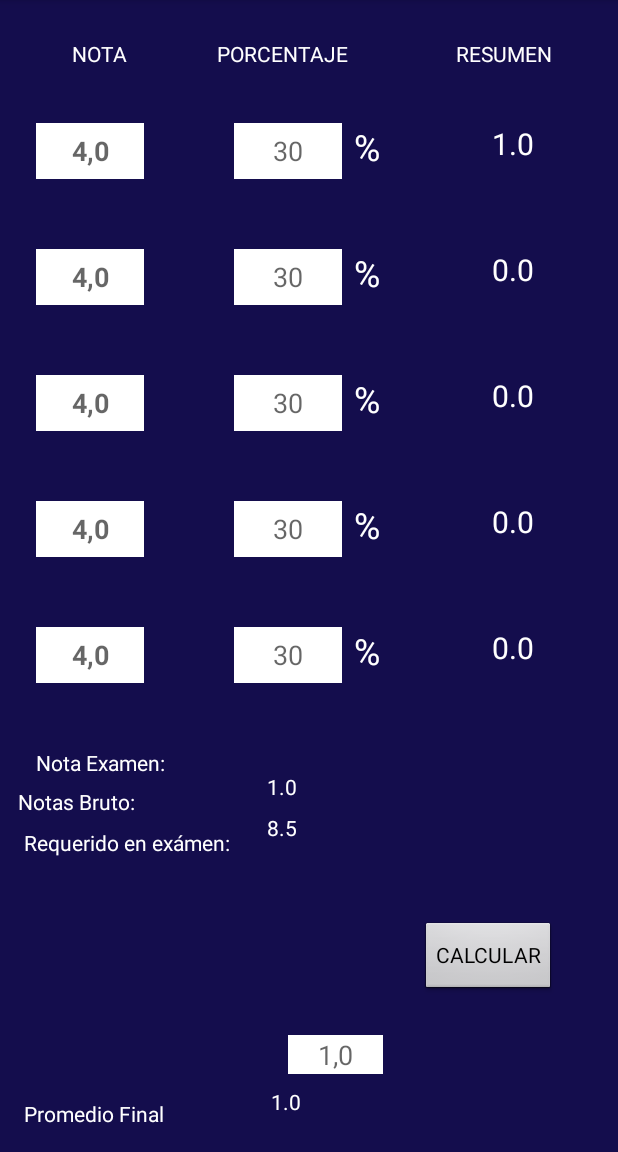
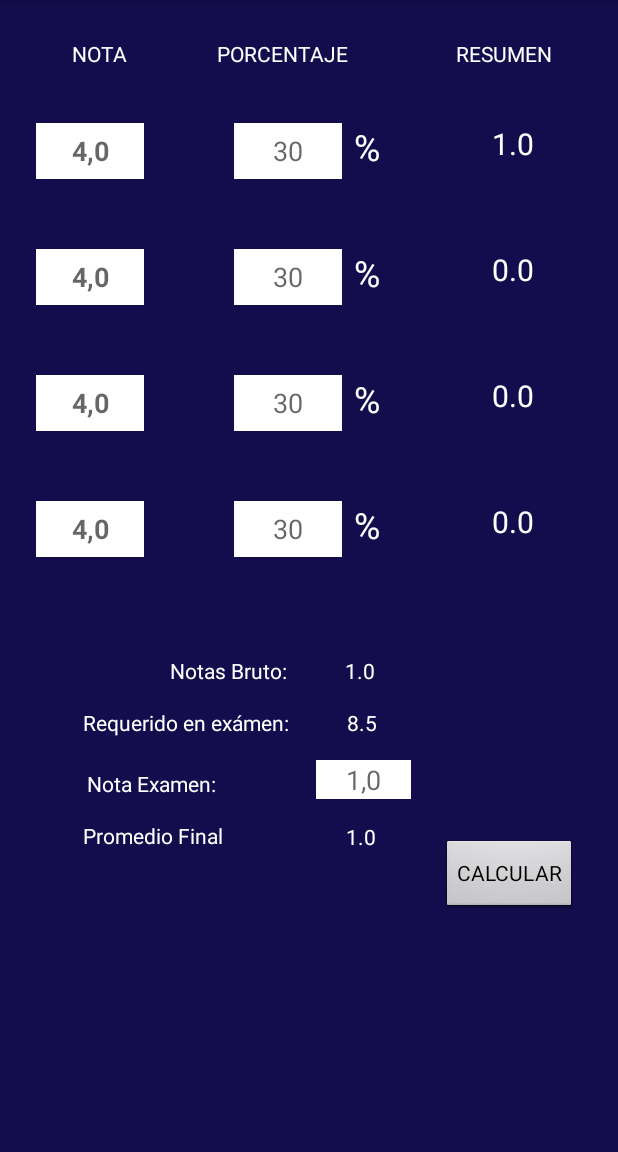
Before and after one commit to claudioFuentes36/MiPromedio, an Android app: the Calculador screen opened directly, with no data from a screen before it, after a tap on "CALCULAR", on a phone screen of 412 x 824 dp, the part 84-1236 px from its top. Run offline under Robolectric (Android 15) with nearby library versions, the phone set to English and light mode, and no system bars.

Commit message:
se finaliza la primera versión útil de la aplicación, se eliminan bug y se canalizan las utilidades en pro del usuario, queda al pendiente una página de acceso a usuarios para realizar configuraciones y otra de ayuda al usuario y créditos.

```diff
--- a/app/src/main/java/com/example/claudiofuentes/mipromedio/Calculador.java
+++ b/app/src/main/java/com/example/claudiofuentes/mipromedio/Calculador.java
@@ -21,6 +21,8 @@ public class Calculador extends AppCompatActivity {
         super.onCreate(savedInstanceState);
         setContentView(R.layout.activity_calculador);
         calcular = (Button) findViewById(R.id.btnCalcular);
+        nota[0]=1;
+        porc[0]=100;
 
 
         calcular.setOnClickListener(new View.OnClickListener(){
@@ -29,6 +31,7 @@ public class Calculador extends AppCompatActivity {
             }
         });
     }
+
     private void calcularPromedio(){
         asignacionVariables();
 
@@ -39,12 +42,12 @@ public class Calculador extends AppCompatActivity {
                 }
                 else{
                     porcNota[i]=0;
-                    //Toast.makeText(getApplicationContext(),""+nota[i],Toast.LENGTH_LONG).show();
                 }
             }
             asignacionVariables(true);
 
             calcularNotaRequerida(calcularBruto());
+            calcularPromedioFinal(calcularBruto());
 
 
 
@@ -57,24 +60,34 @@ public class Calculador extends AppCompatActivity {
         if (inversa){
             TextView textView=(TextView)findViewById(R.id.lblPromedio1);
             textView.setText(""+porcNota[0]);
+            if (textView.getText().toString().length()>4){textView.getText().toString().substring(1,4);}
             textView=(TextView)findViewById(R.id.lblPromedio2);
             textView.setText(""+porcNota[1]);
+            if (textView.getText().toString().length()>4){textView.getText().toString().substring(1,4);}
             textView=(TextView)findViewById(R.id.lblPromedio3);
             textView.setText(""+porcNota[2]);
+            if (textView.getText().toString().length()>4){textView.getText().toString().substring(1,4);}
             textView=(TextView)findViewById(R.id.lblPromedio4);
             textView.setText(""+porcNota[3]);
+            if (textView.getText().toString().length()>4){textView.getText().toString().substring(1,4);}
             textView=(TextView)findViewById(R.id.lblPromedio5);
             textView.setText(""+porcNota[4]);
+            if (textView.getText().toString().length()>4){textView.getText().toString().substring(1,4);}
             textView=(TextView)findViewById(R.id.lblPromedio6);
             textView.setText(""+porcNota[5]);
+            if (textView.getText().toString().length()>4){textView.getText().toString().substring(1,4);}
             textView=(TextView)findViewById(R.id.lblPromedio7);
             textView.setText(""+porcNota[6]);
+            if (textView.getText().toString().length()>4){textView.getText().toString().substring(1,4);}
             textView=(TextView)findViewById(R.id.lblPromedio8);
             textView.setText(""+porcNota[7]);
+            if (textView.getText().toString().length()>4){textView.getText().toString().substring(1,4);}
             textView=(TextView)findViewById(R.id.lblPromedio9);
             textView.setText(""+porcNota[8]);
+            if (textView.getText().toString().length()>4){textView.getText().toString().substring(1,4);}
             textView=(TextView)findViewById(R.id.lblPromedio10);
             textView.setText(""+porcNota[9]);
+            if (textView.getText().toString().length()>4){textView.getText().toString().substring(1,4);}
 
         }
     }
@@ -83,7 +96,7 @@ public class Calculador extends AppCompatActivity {
 
         EditText texto = (EditText) findViewById(R.id.txtNota1);
         if (!texto.getText().toString().isEmpty()){nota[0] = Double.parseDouble(texto.getText().toString());}else{nota[0]=1;}
-        nota[0]=Double.parseDouble(texto.getText().toString());
+        //nota[0]=Double.parseDouble(texto.getText().toString());
         texto=(EditText) findViewById(R.id.txtNota2);
         if (!texto.getText().toString().isEmpty()){nota[1] = Double.parseDouble(texto.getText().toString());}
         texto=(EditText) findViewById(R.id.txtNota3);
@@ -126,18 +139,23 @@ public class Calculador extends AppCompatActivity {
         texto=(EditText) findViewById(R.id.txtPorc10);
         if (!texto.getText().toString().isEmpty()){porc[9] = Double.parseDouble(texto.getText().toString());}
     }
+
     private double calcularBruto(){
-        //EditText texto = (EditText) findViewById(R.id.txtNota1);
-        //nota[0] = Double.parseDouble(texto.getText().toString());
+
         double total = 0;
         for (int i =0;i<10;i++){
             total=total + porcNota[i];
         }
        TextView txt=(TextView)findViewById(R.id.notaBruto);
         txt.setText(""+total);
+        if (txt.getText().toString().length()>4)
+        {
+            txt.setText(txt.getText().toString().substring(1,4));
+        }
         return total;
     }
-    private void calcularPromedio(double promBruto){
+
+    private void calcularPromedioFinal(double promBruto){
         double examen=1;
         promBruto=(promBruto*0.6);
         EditText texam = (EditText)findViewById(R.id.examen);
@@ -146,21 +164,39 @@ public class Calculador extends AppCompatActivity {
         double promFinal = promBruto+examen;
         TextView pFinal = (TextView)findViewById(R.id.promedioFinal);
         pFinal.setText(""+promFinal);
+        if (pFinal.getText().toString().length()>4){
+            pFinal.setText(pFinal.getText().toString().substring(1,4));
+        }
+
+        if (texam.getText().toString().isEmpty()) {
+            TextView tvNecesario = (TextView)findViewById(R.id.necEnExamen);
+            double necesario = Double.parseDouble(tvNecesario.getText().toString());
+            if (necesario >= 1 && necesario <= 7) {
+                Toast.makeText(getApplicationContext(), "Aún te puedes salvar con el exámen", Toast.LENGTH_LONG).show();
+            } else if (necesario < 1) {
+                Toast.makeText(getApplicationContext(), "Felicidades pasaste el semestre", Toast.LENGTH_LONG).show();
+            } else if (necesario > 7) {
+                Toast.makeText(getApplicationContext(), "Si el semestre se cierra hoy, no pasarías", Toast.LENGTH_LONG).show();
+            }
+        }
+        else{
+            if (promFinal >= 4 && promFinal <= 7) {
+                Toast.makeText(getApplicationContext(), "Felicitaciones!, haz pasado de este ramo", Toast.LENGTH_LONG).show();
+            } else if (promFinal < 4) {
+                Toast.makeText(getApplicationContext(), "Lo siento, el otro semestre será mejor", Toast.LENGTH_LONG).show();
+            }
+        }
     }
+
     private void calcularNotaRequerida(double bruto){
         double descontado   =   bruto*0.6;
         double prenecesario =   4-descontado;
         double necesario    =   ((prenecesario/4)*10);
-        if (necesario>=1 && necesario<=7){
-            Toast.makeText(getApplicationContext(),"Aún te falta para pasar el año",Toast.LENGTH_LONG).show();
-        }
-        else if(necesario<1){
-            Toast.makeText(getApplicationContext(),"Felicidades pasaste el año",Toast.LENGTH_LONG).show();
-        }
-        else if(necesario>7){
-            Toast.makeText(getApplicationContext(),"Mejor suerte el próximo año, no tienes opción de pasar",Toast.LENGTH_LONG).show();
-        }
+
         TextView txt=(TextView)findViewById(R.id.necEnExamen);
         txt.setText(""+necesario);
+        if (txt.getText().toString().length()>4){
+            txt.setText(txt.getText().toString().substring(1,4));
+        }
     }
 }
--- a/app/src/main/res/layout/activity_calculador.xml
+++ b/app/src/main/res/layout/activity_calculador.xml
@@ -27,7 +27,7 @@
         <ScrollView
             android:layout_width="match_parent"
             android:layout_height="300dp"
-            android:layout_weight="0.50">
+            android:layout_weight="0.35">
 
             <android.support.constraint.ConstraintLayout
                 android:id="@+id/NotaGeneral"
@@ -866,7 +866,7 @@
             android:id="@+id/Detalle"
             android:layout_width="match_parent"
             android:layout_height="wrap_content"
-            android:layout_weight="0.50">
+            android:layout_weight="0.65">
 
             <Button
                 android:id="@+id/btnCalcular"
@@ -876,112 +876,105 @@
                 android:layout_marginBottom="8dp"
                 android:layout_marginEnd="8dp"
                 android:layout_marginStart="8dp"
+                android:layout_marginTop="8dp"
                 android:text="CALCULAR"
                 app:layout_constraintBottom_toBottomOf="parent"
                 app:layout_constraintEnd_toEndOf="parent"
-                app:layout_constraintHorizontal_bias="0.909"
-                app:layout_constraintStart_toStartOf="parent"
-                app:layout_constraintTop_toTopOf="@+id/textView6" />
+                app:layout_constraintStart_toEndOf="@+id/necEnExamen"
+                app:layout_constraintTop_toTopOf="parent" />
 
             <TextView
                 android:id="@+id/textView6"
                 android:layout_width="wrap_content"
                 android:layout_height="wrap_content"
-                android:layout_marginBottom="8dp"
-                android:layout_marginStart="4dp"
-                android:layout_marginTop="8dp"
+                android:layout_marginEnd="15dp"
+                android:layout_marginTop="30dp"
                 android:text="Notas Bruto:"
                 android:textColor="#FFFFFF"
-                app:layout_constraintBottom_toBottomOf="parent"
-                app:layout_constraintStart_toStartOf="parent"
-                app:layout_constraintTop_toTopOf="parent"
-                app:layout_constraintVertical_bias="0.08" />
+                app:layout_constraintEnd_toStartOf="@+id/notaBruto"
+                app:layout_constraintTop_toTopOf="parent" />
 
             <TextView
                 android:id="@+id/notaBruto"
                 android:layout_width="67dp"
                 android:layout_height="wrap_content"
-                android:layout_marginStart="88dp"
-                android:layout_marginTop="16dp"
+                android:layout_marginEnd="130dp"
+                android:layout_marginTop="30dp"
                 android:text="0,0"
+                android:textAlignment="center"
                 android:textColor="#FFFFFF"
-                app:layout_constraintStart_toEndOf="@+id/textView6"
+                app:layout_constraintEnd_toEndOf="parent"
                 app:layout_constraintTop_toTopOf="parent" />
 
             <TextView
                 android:id="@+id/textView16"
                 android:layout_width="138dp"
                 android:layout_height="25dp"
-                android:layout_marginStart="8dp"
-                android:layout_marginTop="8dp"
+                android:layout_marginEnd="15dp"
+                android:layout_marginTop="15dp"
                 android:text="Requerido en exámen:"
                 android:textColor="#FFFFFF"
-                app:layout_constraintStart_toStartOf="parent"
+                app:layout_constraintEnd_toStartOf="@+id/necEnExamen"
                 app:layout_constraintTop_toBottomOf="@+id/textView6" />
 
             <TextView
                 android:id="@+id/necEnExamen"
                 android:layout_width="65dp"
                 android:layout_height="wrap_content"
-                android:layout_marginStart="24dp"
-                android:layout_marginTop="8dp"
+                android:layout_marginEnd="130dp"
+                android:layout_marginTop="15dp"
                 android:text="7"
+                android:textAlignment="center"
                 android:textColor="#FFFFFF"
-                app:layout_constraintStart_toEndOf="@+id/textView16"
+                app:layout_constraintEnd_toEndOf="parent"
                 app:layout_constraintTop_toBottomOf="@+id/notaBruto" />
 
             <TextView
                 android:id="@+id/textView15"
                 android:layout_width="137dp"
                 android:layout_height="wrap_content"
-                android:layout_marginStart="8dp"
+                android:layout_marginEnd="15dp"
+                android:layout_marginTop="15dp"
                 android:text="Nota Examen:"
                 android:textColor="#ffffff"
-                app:layout_constraintStart_toStartOf="@+id/textView16"
-                tools:layout_editor_absoluteY="89dp" />
+                app:layout_constraintEnd_toStartOf="@+id/examen"
+                app:layout_constraintTop_toBottomOf="@+id/textView16" />
 
             <EditText
                 android:id="@+id/examen"
                 android:layout_width="63dp"
                 android:layout_height="26dp"
-                android:layout_marginBottom="44dp"
-                android:layout_marginEnd="8dp"
-                android:layout_marginStart="8dp"
+                android:layout_marginEnd="130dp"
+                android:layout_marginTop="15dp"
                 android:background="#FFFFFF"
                 android:ems="10"
                 android:hint="1,0"
                 android:inputType="numberDecimal"
-                app:layout_constraintBottom_toBottomOf="parent"
-                app:layout_constraintEnd_toStartOf="@+id/btnCalcular"
-                app:layout_constraintHorizontal_bias="0.562"
-                app:layout_constraintStart_toEndOf="@+id/textView15"
-                android:textAlignment="center"/>
+                android:textAlignment="center"
+                app:layout_constraintEnd_toEndOf="parent"
+                app:layout_constraintTop_toBottomOf="@+id/necEnExamen" />
 
             <TextView
                 android:id="@+id/textView17"
                 android:layout_width="137dp"
                 android:layout_height="wrap_content"
-                android:layout_marginBottom="8dp"
-                android:layout_marginStart="8dp"
+                android:layout_marginEnd="15dp"
+                android:layout_marginTop="15dp"
                 android:text="Promedio Final"
                 android:textColor="#ffffff"
-                app:layout_constraintBottom_toBottomOf="parent"
-                app:layout_constraintStart_toStartOf="parent" />
+                app:layout_constraintEnd_toStartOf="@+id/promedioFinal"
+                app:layout_constraintTop_toBottomOf="@+id/textView15" />
 
             <TextView
                 android:id="@+id/promedioFinal"
                 android:layout_width="66dp"
                 android:layout_height="27dp"
-                android:layout_marginBottom="8dp"
-                android:layout_marginEnd="8dp"
-                android:layout_marginStart="8dp"
-                android:layout_marginTop="8dp"
+                android:layout_marginEnd="130dp"
+                android:layout_marginTop="15dp"
                 android:text="1.0"
+                android:textAlignment="center"
                 android:textColor="#FFFFFF"
-                app:layout_constraintBottom_toBottomOf="parent"
                 app:layout_constraintEnd_toEndOf="parent"
-                app:layout_constraintHorizontal_bias="0.114"
-                app:layout_constraintStart_toEndOf="@+id/textView17"
                 app:layout_constraintTop_toBottomOf="@+id/examen" />
         </android.support.constraint.ConstraintLayout>
 
```
